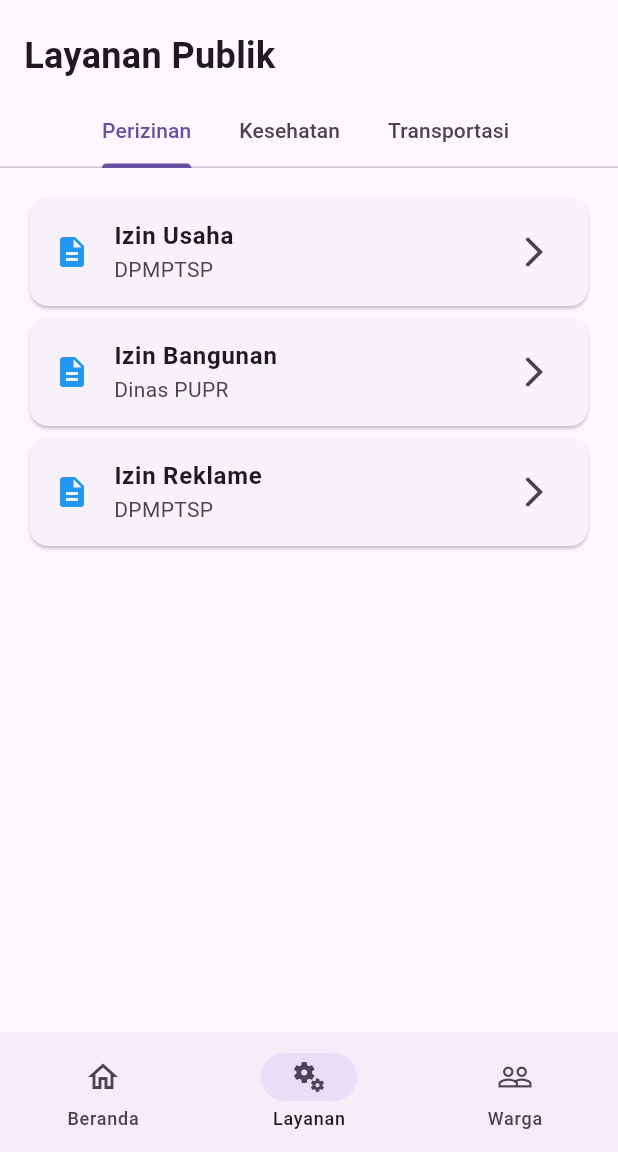
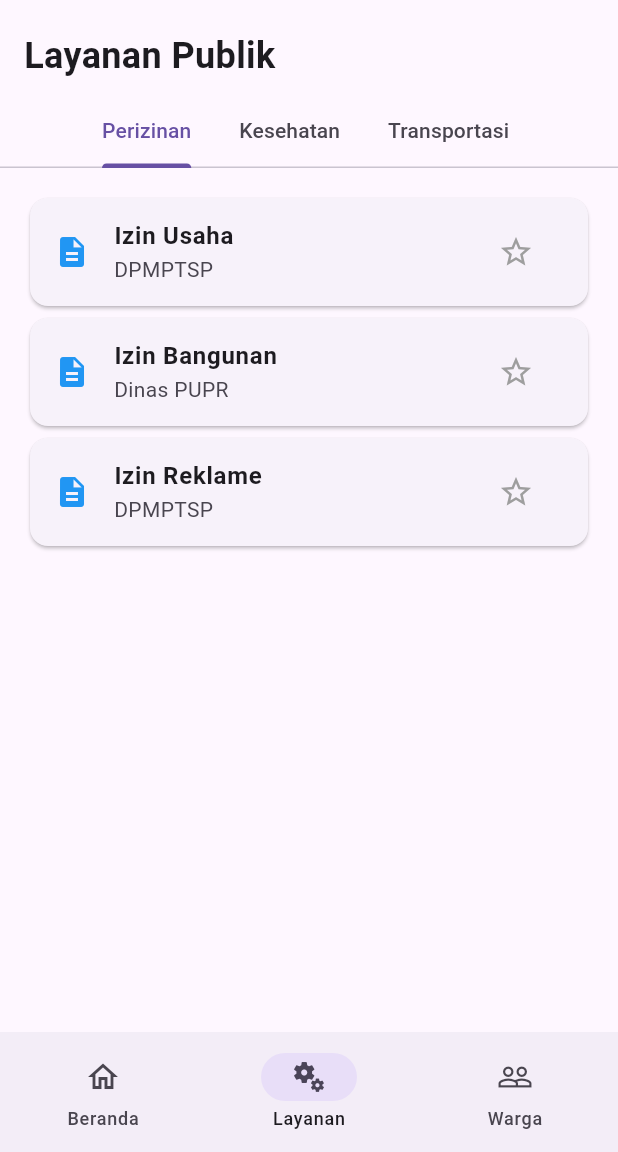
Before and after one commit to ryanfebrian62/studi_kasus_PPBL_modul_2_707012400120, a Flutter app: the screen it shows after launch, item 2 of the bottom bar chosen, on a phone screen of 412 x 824 dp, the part 84-1236 px from its top. Run offline on Flutter 3.47's test engine with Material 3 defaults, Android fonts, the phone set to English and light mode, and no system bars.

Commit message:
first commit

```diff
--- /dev/null
+++ b/nusantara_cerdas_nav/lib/models/favorit_model.dart
@@ -0,0 +1,21 @@
+import 'package:flutter/foundation.dart';
+
+class FavoritModel extends ChangeNotifier {
+  final Set<String> _layananFavorit = {};
+
+  Set<String> get layananFavorit => _layananFavorit;
+
+  bool isFavorit(String namaLayanan) {
+    return _layananFavorit.contains(namaLayanan);
+  }
+
+  void tandai(String namaLayanan) {
+    _layananFavorit.add(namaLayanan);
+    notifyListeners();
+  }
+
+  void batalTandai(String namaLayanan) {
+    _layananFavorit.remove(namaLayanan);
+    notifyListeners();
+  }
+}
--- /dev/null
+++ b/nusantara_cerdas_nav/lib/models/pengajuan_model.dart
@@ -0,0 +1,14 @@
+import 'package:flutter/foundation.dart';
+
+class PengajuanModel extends ChangeNotifier {
+  final List<String> _daftarPengajuan = [];
+
+  List<String> get daftarPengajuan => _daftarPengajuan;
+
+  int get totalPengajuan => _daftarPengajuan.length;
+
+  void tambahPengajuan(String namaLayanan) {
+    _daftarPengajuan.add(namaLayanan);
+    notifyListeners();
+  }
+}
--- a/nusantara_cerdas_nav/lib/navigation/kerangka_navigasi.dart
+++ b/nusantara_cerdas_nav/lib/navigation/kerangka_navigasi.dart
@@ -1,5 +1,7 @@
 import 'package:flutter/material.dart';
+import 'package:provider/provider.dart';
 
+import '../models/pengajuan_model.dart';
 import '../pages/beranda_page.dart';
 import '../pages/layanan_page.dart';
 import '../pages/warga_page.dart';
@@ -46,9 +48,7 @@ class _KerangkaNavigasiState extends State<KerangkaNavigasi> {
         foregroundColor: Colors.white,
         title: const Text(
           'NUSANTARA CERDAS',
-          style: TextStyle(
-            fontWeight: FontWeight.bold,
-          ),
+          style: TextStyle(fontWeight: FontWeight.bold),
         ),
         centerTitle: true,
       ),
@@ -67,10 +67,7 @@ class _KerangkaNavigasiState extends State<KerangkaNavigasi> {
             padding: EdgeInsets.fromLTRB(28, 24, 16, 16),
             child: Text(
               'Menu Utama',
-              style: TextStyle(
-                fontSize: 20,
-                fontWeight: FontWeight.bold,
-              ),
+              style: TextStyle(fontSize: 20, fontWeight: FontWeight.bold),
             ),
           ),
 
@@ -96,10 +93,7 @@ class _KerangkaNavigasiState extends State<KerangkaNavigasi> {
             padding: EdgeInsets.fromLTRB(28, 24, 16, 8),
             child: Text(
               'Menu Pendukung',
-              style: TextStyle(
-                fontSize: 16,
-                fontWeight: FontWeight.bold,
-              ),
+              style: TextStyle(fontSize: 16, fontWeight: FontWeight.bold),
             ),
           ),
 
@@ -126,9 +120,7 @@ class _KerangkaNavigasiState extends State<KerangkaNavigasi> {
               Navigator.pop(context);
 
               ScaffoldMessenger.of(context).showSnackBar(
-                const SnackBar(
-                  content: Text('Menu Keluar dipilih'),
-                ),
+                const SnackBar(content: Text('Menu Keluar dipilih')),
               );
             },
           ),
@@ -154,16 +146,14 @@ class _KerangkaNavigasiState extends State<KerangkaNavigasi> {
                   label: Text('Layanan'),
                 ),
                 NavigationRailDestination(
-                  icon: Icon(Icons.people_outline),
-                  selectedIcon: Icon(Icons.people),
-                  label: Text('Warga'),
+                  icon: const IkonWargaDenganBadge(terpilih: false),
+                  selectedIcon: const IkonWargaDenganBadge(terpilih: true),
+                  label: const Text('Warga'),
                 ),
               ],
             ),
 
-          Expanded(
-            child: halaman[_indexAktif],
-          ),
+          Expanded(child: halaman[_indexAktif]),
         ],
       ),
 
@@ -184,8 +174,8 @@ class _KerangkaNavigasiState extends State<KerangkaNavigasi> {
                   label: 'Layanan',
                 ),
                 NavigationDestination(
-                  icon: Icon(Icons.people_outline),
-                  selectedIcon: Icon(Icons.people),
+                  icon: const IkonWargaDenganBadge(terpilih: false),
+                  selectedIcon: const IkonWargaDenganBadge(terpilih: true),
                   label: 'Warga',
                 ),
               ],
@@ -193,3 +183,22 @@ class _KerangkaNavigasiState extends State<KerangkaNavigasi> {
     );
   }
 }
+
+class IkonWargaDenganBadge extends StatelessWidget {
+  const IkonWargaDenganBadge({super.key, required this.terpilih});
+
+  final bool terpilih;
+
+  @override
+  Widget build(BuildContext context) {
+    final total = context.select<PengajuanModel, int>(
+      (model) => model.totalPengajuan,
+    );
+
+    return Badge(
+      isLabelVisible: total > 0,
+      label: Text('$total'),
+      child: Icon(terpilih ? Icons.people : Icons.people_outline),
+    );
+  }
+}
--- a/nusantara_cerdas_nav/lib/pages/layanan_page.dart
+++ b/nusantara_cerdas_nav/lib/pages/layanan_page.dart
@@ -1,4 +1,6 @@
 import 'package:flutter/material.dart';
+import 'package:provider/provider.dart';
+import '../models/favorit_model.dart';
 
 class LayananPage extends StatelessWidget {
   const LayananPage({super.key});
@@ -22,11 +24,9 @@ class LayananPage extends StatelessWidget {
     );
 
     if (hasil != null && context.mounted) {
-      ScaffoldMessenger.of(context).showSnackBar(
-        SnackBar(
-          content: Text(hasil.toString()),
-        ),
-      );
+      ScaffoldMessenger.of(
+        context,
+      ).showSnackBar(SnackBar(content: Text(hasil.toString())));
     }
   }
 
@@ -37,20 +37,29 @@ class LayananPage extends StatelessWidget {
     required String jam,
     required String keterangan,
   }) {
+    final favorit = context.watch<FavoritModel>();
+    final isFavorit = favorit.isFavorit(nama);
+
     return Card(
       child: ListTile(
-        leading: const Icon(
-          Icons.description,
-          color: Colors.blue,
-        ),
-        title: Text(
-          nama,
-          style: const TextStyle(
-            fontWeight: FontWeight.bold,
+        leading: const Icon(Icons.description, color: Colors.blue),
+        title: Text(nama, style: const TextStyle(fontWeight: FontWeight.bold)),
+        subtitle: Text(dinas),
+        trailing: IconButton(
+          onPressed: () {
+            final model = context.read<FavoritModel>();
+
+            if (model.isFavorit(nama)) {
+              model.batalTandai(nama);
+            } else {
+              model.tandai(nama);
+            }
+          },
+          icon: Icon(
+            isFavorit ? Icons.star : Icons.star_border,
+            color: isFavorit ? Colors.amber : Colors.grey,
           ),
         ),
-        subtitle: Text(dinas),
-        trailing: const Icon(Icons.arrow_forward_ios),
         onTap: () {
           _bukaDetail(
             context,
@@ -76,10 +85,7 @@ class LayananPage extends StatelessWidget {
               alignment: Alignment.centerLeft,
               child: Text(
                 'Layanan Publik',
-                style: TextStyle(
-                  fontSize: 24,
-                  fontWeight: FontWeight.bold,
-                ),
+                style: TextStyle(fontSize: 24, fontWeight: FontWeight.bold),
               ),
             ),
           ),
@@ -112,16 +118,14 @@ class LayananPage extends StatelessWidget {
                       nama: 'Izin Bangunan',
                       dinas: 'Dinas PUPR',
                       jam: '08.00 - 15.00',
-                      keterangan:
-                          'Layanan pengurusan izin bangunan.',
+                      keterangan: 'Layanan pengurusan izin bangunan.',
                     ),
                     _itemLayanan(
                       context,
                       nama: 'Izin Reklame',
                       dinas: 'DPMPTSP',
                       jam: '08.00 - 16.00',
-                      keterangan:
-                          'Layanan pengajuan izin pemasangan reklame.',
+                      keterangan: 'Layanan pengajuan izin pemasangan reklame.',
                     ),
                   ],
                 ),
@@ -134,8 +138,7 @@ class LayananPage extends StatelessWidget {
                       nama: 'Pendaftaran Puskesmas',
                       dinas: 'Dinas Kesehatan',
                       jam: '08.00 - 14.00',
-                      keterangan:
-                          'Layanan pendaftaran kunjungan puskesmas.',
+                      keterangan: 'Layanan pendaftaran kunjungan puskesmas.',
                     ),
                     _itemLayanan(
                       context,
@@ -150,8 +153,7 @@ class LayananPage extends StatelessWidget {
                       nama: 'Konsultasi Kesehatan',
                       dinas: 'Dinas Kesehatan',
                       jam: '08.00 - 15.00',
-                      keterangan:
-                          'Layanan konsultasi kesehatan masyarakat.',
+                      keterangan: 'Layanan konsultasi kesehatan masyarakat.',
                     ),
                   ],
                 ),
@@ -164,8 +166,7 @@ class LayananPage extends StatelessWidget {
                       nama: 'Informasi Angkutan Umum',
                       dinas: 'Dinas Perhubungan',
                       jam: '08.00 - 16.00',
-                      keterangan:
-                          'Informasi rute dan jadwal angkutan umum.',
+                      keterangan: 'Informasi rute dan jadwal angkutan umum.',
                     ),
                     _itemLayanan(
                       context,
--- a/nusantara_cerdas_nav/pubspec.yaml
+++ b/nusantara_cerdas_nav/pubspec.yaml
@@ -30,10 +30,8 @@ environment:
 dependencies:
   flutter:
     sdk: flutter
-
-  # The following adds the Cupertino Icons font to your application.
-  # Use with the CupertinoIcons class for iOS style icons.
   cupertino_icons: ^1.0.8
+  provider: ^6.1.5+1
 
 dev_dependencies:
   flutter_test:
```
Also changed, not shown: nusantara_cerdas_nav/lib/main.dart (+17 -5 lines), nusantara_cerdas_nav/lib/pages/detail_layanan_page.dart (+59 -17 lines), nusantara_cerdas_nav/lib/pages/warga_page.dart (+39 -3 lines), nusantara_cerdas_nav/pubspec.lock.
